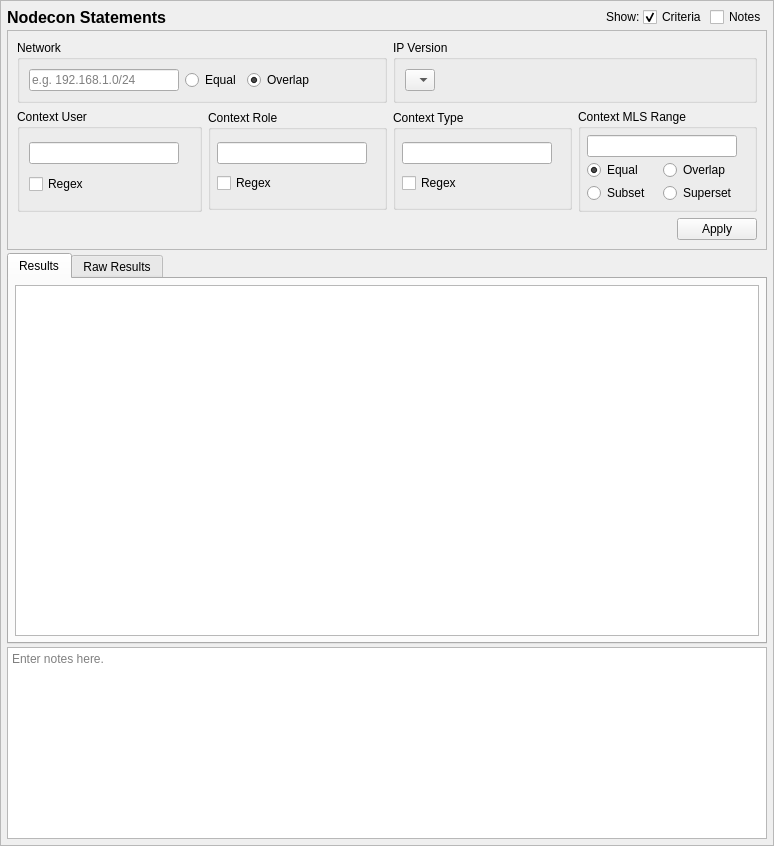
Before: the Qt Designer form setoolsgui/apol/nodeconquery.ui in SELinuxProject/setools, drawn with Qt 5.
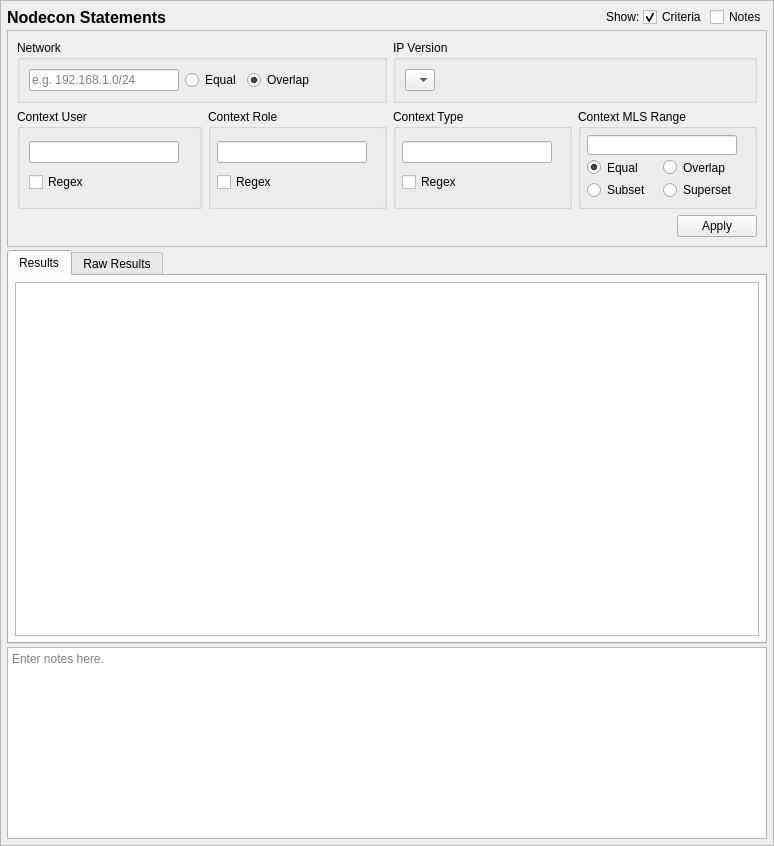
After: the same form once the commit is applied. Custom widgets are drawn as their Qt base class.

```diff
--- a/setoolsgui/apol/nodeconquery.ui
+++ b/setoolsgui/apol/nodeconquery.ui
@@ -21,8 +21,8 @@
     <rect>
      <x>0</x>
      <y>0</y>
-     <width>770</width>
-     <height>842</height>
+     <width>772</width>
+     <height>844</height>
     </rect>
    </property>
    <property name="minimumSize">
@@ -270,7 +270,7 @@
          <property name="maximumSize">
           <size>
            <width>16777215</width>
-           <height>16777215</height>
+           <height>100</height>
           </size>
          </property>
          <property name="title">
@@ -338,7 +338,7 @@
           <item row="1" column="1" colspan="2">
            <widget class="QLineEdit" name="range_">
             <property name="sizePolicy">
-             <sizepolicy hsizetype="Preferred" vsizetype="Fixed">
+             <sizepolicy hsizetype="Expanding" vsizetype="Fixed">
               <horstretch>0</horstretch>
               <verstretch>0</verstretch>
              </sizepolicy>
@@ -362,6 +362,9 @@
             <property name="orientation">
              <enum>Qt::Horizontal</enum>
             </property>
+            <property name="sizeType">
+             <enum>QSizePolicy::Preferred</enum>
+            </property>
             <property name="sizeHint" stdset="0">
              <size>
               <width>40</width>
@@ -420,7 +423,7 @@
           <item row="0" column="1">
            <widget class="QLineEdit" name="type_">
             <property name="sizePolicy">
-             <sizepolicy hsizetype="Preferred" vsizetype="Fixed">
+             <sizepolicy hsizetype="Expanding" vsizetype="Fixed">
               <horstretch>0</horstretch>
               <verstretch>0</verstretch>
              </sizepolicy>
@@ -485,7 +488,7 @@
           <item row="0" column="0">
            <widget class="QLineEdit" name="role">
             <property name="sizePolicy">
-             <sizepolicy hsizetype="Preferred" vsizetype="Fixed">
+             <sizepolicy hsizetype="Expanding" vsizetype="Fixed">
               <horstretch>0</horstretch>
               <verstretch>0</verstretch>
              </sizepolicy>
@@ -542,7 +545,7 @@
           <item row="0" column="0">
            <widget class="QLineEdit" name="user">
             <property name="sizePolicy">
-             <sizepolicy hsizetype="Preferred" vsizetype="Fixed">
+             <sizepolicy hsizetype="Expanding" vsizetype="Fixed">
               <horstretch>0</horstretch>
               <verstretch>0</verstretch>
              </sizepolicy>
@@ -553,6 +556,12 @@
               <height>0</height>
              </size>
             </property>
+            <property name="maximumSize">
+             <size>
+              <width>250</width>
+              <height>16777215</height>
+             </size>
+            </property>
            </widget>
           </item>
           <item row="1" column="0">
```
Left out of the diff: 8 changed lines with no effect on the pictures.
